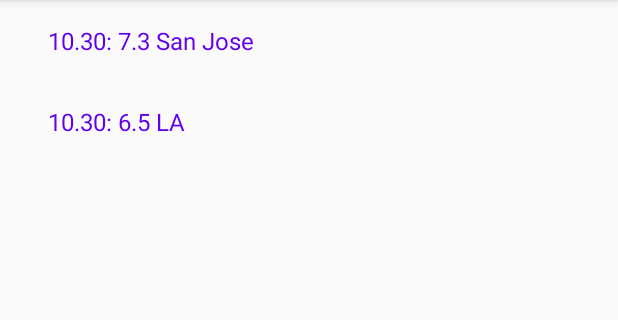
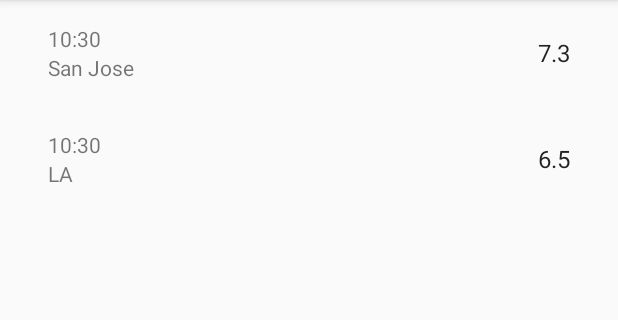
Before and after one commit to JAbozarOid/EarthquakeProject, an Android app: the screen it shows after launch (EarthquakeMainActivity), on a phone screen of 412 x 824 dp, the part 84-404 px from its top. Run offline under Robolectric (Android 15) with nearby library versions, the phone set to English and light mode, and no system bars.

Commit message:
improve adapter&list_item_earthquake-99.02.23

```diff
--- a/app/src/main/java/com/aratel/earthquake/EarthquakeRecyclerViewAdapter.java
+++ b/app/src/main/java/com/aratel/earthquake/EarthquakeRecyclerViewAdapter.java
@@ -9,7 +9,11 @@ import android.widget.TextView;
 import androidx.annotation.NonNull;
 import androidx.recyclerview.widget.RecyclerView;
 
+import java.text.DecimalFormat;
+import java.text.NumberFormat;
+import java.text.SimpleDateFormat;
 import java.util.List;
+import java.util.Locale;
 
 /**
  * The View Holder will be used to hold a reference to each View from the Earthquake item layout.
@@ -19,6 +23,9 @@ import java.util.List;
 public class EarthquakeRecyclerViewAdapter extends RecyclerView.Adapter<EarthquakeRecyclerViewAdapter.ViewHolder> {
 
     private final List<Earthquake> mEarthquake;
+
+    private static final SimpleDateFormat TIME_FORMAT = new SimpleDateFormat("HH:mm", Locale.US);
+    private static final NumberFormat MAGNITUDE_FORMAT = new DecimalFormat("0.0");
 
     public EarthquakeRecyclerViewAdapter(List<Earthquake> earthquake) {
         this.mEarthquake = earthquake;
@@ -33,8 +40,14 @@ public class EarthquakeRecyclerViewAdapter extends RecyclerView.Adapter<Earthqua
 
     @Override
     public void onBindViewHolder(@NonNull ViewHolder holder, int position) {
-        holder.earthquake = mEarthquake.get(position);
-        holder.detailsView.setText(mEarthquake.get(position).toString());
+        //holder.earthquake = mEarthquake.get(position);
+        //holder.detailsView.setText(mEarthquake.get(position).toString());
+
+        Earthquake earthquake = mEarthquake.get(position);
+        holder.date.setText(TIME_FORMAT.format(earthquake.getDate()));
+        holder.details.setText(earthquake.getDetails());
+        holder.magnitude.setText(MAGNITUDE_FORMAT.format(earthquake.getMagnitude()));
+
     }
 
 
@@ -45,19 +58,28 @@ public class EarthquakeRecyclerViewAdapter extends RecyclerView.Adapter<Earthqua
 
     public class ViewHolder extends RecyclerView.ViewHolder {
 
-        public final  View parentView;
-        public final TextView detailsView;
-        public Earthquake earthquake;
+        //public final  View parentView;
+        //public final TextView detailsView;
+        //public Earthquake earthquake;
+
+        public final TextView date;
+        public final TextView details;
+        public final TextView magnitude;
+
 
         public ViewHolder(@NonNull View view) {
             super(view);
-            parentView = view;
-            detailsView = view.findViewById(R.id.list_item_earthquake_details);
+            //parentView = view;
+            //detailsView = view.findViewById(R.id.list_item_earthquake_details);
+            date = view.findViewById(R.id.date);
+            details = view.findViewById(R.id.details);
+            magnitude = view.findViewById(R.id.magnitude);
         }
 
-        @Override
+        /*@Override
         public String toString() {
+
             return super.toString() + " '" + detailsView.getText() + "'";
-        }
+        }*/
     }
 }
--- a/app/src/main/res/layout/list_item_earthquake.xml
+++ b/app/src/main/res/layout/list_item_earthquake.xml
@@ -1,15 +1,38 @@
 <?xml version="1.0" encoding="utf-8"?>
-<FrameLayout xmlns:android="http://schemas.android.com/apk/res/android"
+<androidx.constraintlayout.widget.ConstraintLayout xmlns:android="http://schemas.android.com/apk/res/android"
+    xmlns:app="http://schemas.android.com/apk/res-auto"
     android:layout_width="match_parent"
-    android:layout_height="wrap_content">
+    android:layout_height="wrap_content"
+    android:paddingLeft="@dimen/activity_vertical_margin"
+    android:paddingRight="@dimen/activity_vertical_margin">
 
     <TextView
-        android:id="@+id/list_item_earthquake_details"
-        android:layout_width="match_parent"
+        android:id="@+id/magnitude"
+        android:layout_width="wrap_content"
+        android:layout_height="0dp"
+        android:gravity="center_vertical"
+        android:textAppearance="?attr/textAppearanceListItem"
+        app:layout_constraintBottom_toBottomOf="parent"
+        app:layout_constraintRight_toRightOf="parent"
+        app:layout_constraintTop_toTopOf="parent" />
+
+    <TextView
+        android:id="@+id/date"
+        android:layout_width="0dp"
         android:layout_height="wrap_content"
-        android:layout_margin="@dimen/text_margin"
-        android:textAppearance="?attr/textAppearanceListItem"
-        android:textColor="@color/colorPrimary"
-        />
+        android:layout_marginTop="@dimen/text_margin"
+        app:layout_constraintLeft_toLeftOf="parent"
+        app:layout_constraintRight_toLeftOf="@id/magnitude"
+        app:layout_constraintTop_toTopOf="parent" />
 
-</FrameLayout>
+    <TextView
+        android:id="@+id/details"
+        android:layout_width="0dp"
+        android:layout_height="wrap_content"
+        android:layout_marginBottom="@dimen/text_margin"
+        app:layout_constraintBottom_toBottomOf="parent"
+        app:layout_constraintLeft_toLeftOf="parent"
+        app:layout_constraintRight_toLeftOf="@id/magnitude"
+        app:layout_constraintTop_toBottomOf="@id/date" />
+
+</androidx.constraintlayout.widget.ConstraintLayout>
--- a/build.gradle
+++ b/build.gradle
@@ -8,7 +8,7 @@ buildscript {
 
     }
     dependencies {
-        classpath 'com.android.tools.build:gradle:3.6.2'
+        classpath 'com.android.tools.build:gradle:3.6.3'
 
 
         // NOTE: Do not place your application dependencies here; they belong
```
